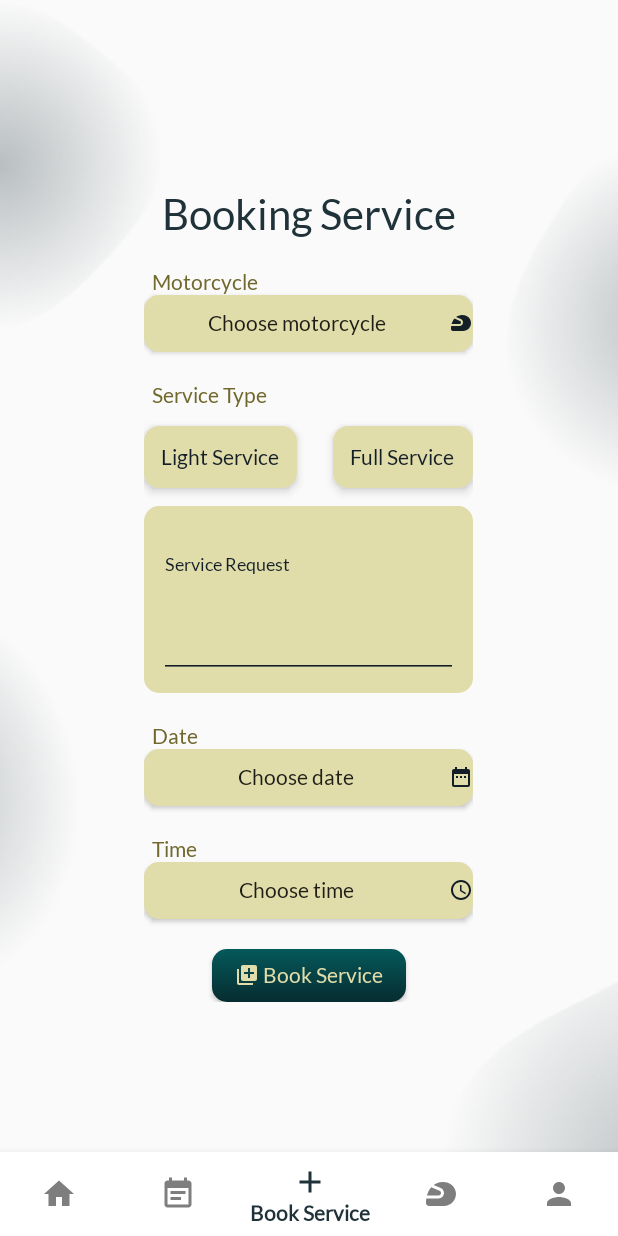
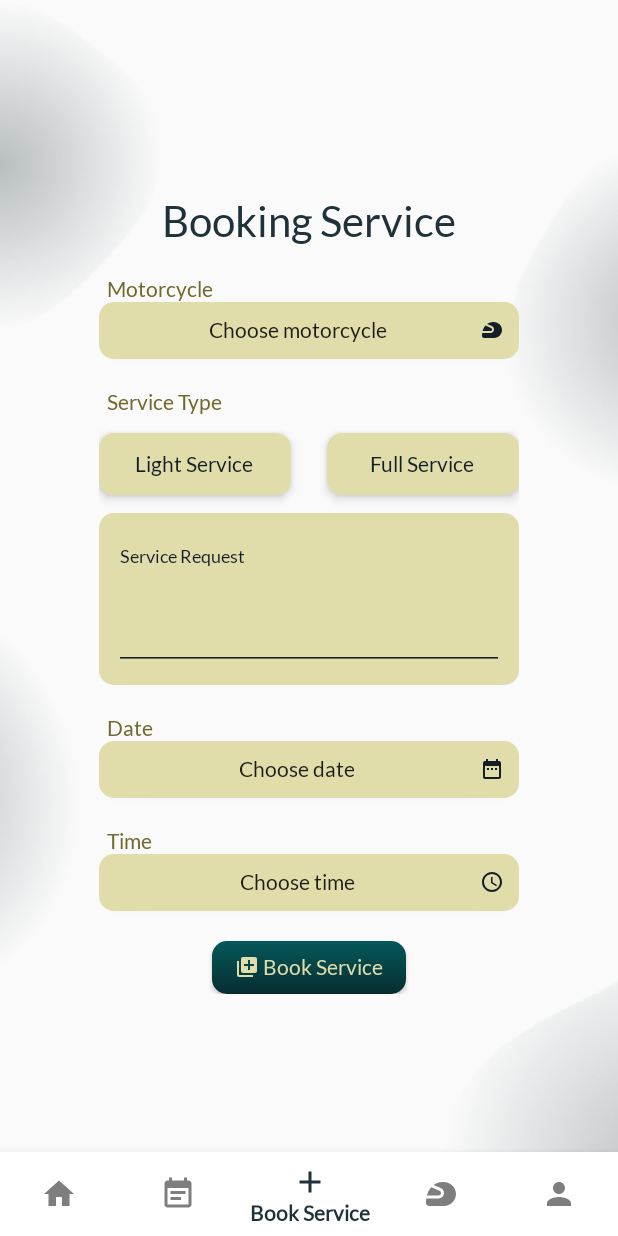
Before and after one commit to leonardo-lim/fixcycle, an Android app: the screen it shows after launch (MainActivity), item 3 of the bottom bar chosen, on a phone screen of 412 x 824 dp. Run offline under Robolectric (Android 15) with nearby library versions, the phone set to English and light mode, and no system bars.

Commit message:
Fix book service fragment layout

```diff
--- a/app/src/main/res/layout/fragment_book_service.xml
+++ b/app/src/main/res/layout/fragment_book_service.xml
@@ -11,7 +11,7 @@
         android:layout_height="match_parent">
 
         <androidx.constraintlayout.widget.ConstraintLayout
-            android:layout_width="wrap_content"
+            android:layout_width="280dp"
             android:layout_height="wrap_content"
             android:layout_gravity="center"
             android:focusable="true"
@@ -41,7 +41,7 @@
                 app:layout_constraintTop_toBottomOf="@+id/booking_text" />
 
             <Button
-                android:layout_width="0dp"
+                android:layout_width="match_parent"
                 android:layout_height="38dp"
                 android:id="@+id/motorcycle_choose_btn"
                 android:text="Choose motorcycle"
@@ -50,6 +50,7 @@
                 android:drawableEnd="@drawable/dark_navy_ic_baseline_sports_motorsports_16"
                 android:textAllCaps="false"
                 android:layout_weight="1"
+                android:paddingHorizontal="10dp"
                 app:layout_constraintTop_toBottomOf="@id/motorcycle_choose_text"
                 app:layout_constraintStart_toStartOf="parent"
                 app:layout_constraintEnd_toEndOf="parent"
@@ -83,9 +84,10 @@
                     android:background="@drawable/button_selector"
                     android:textColor="@drawable/text_color_button_selector"
                     android:button="@android:color/transparent"
-                    android:padding="12dp"
+                    android:textAlignment="center"
+                    android:paddingVertical="12dp"
                     android:layout_weight="1"
-                    android:layout_marginRight="12dp"
+                    android:layout_marginEnd="12dp"
                     android:layout_marginTop="12dp"
                     android:layout_marginBottom="12dp"/>
                 <RadioButton
@@ -96,9 +98,10 @@
                     android:textColor="@drawable/text_color_button_selector"
                     android:background="@drawable/button_selector"
                     android:button="@android:color/transparent"
-                    android:padding="12dp"
+                    android:textAlignment="center"
+                    android:paddingVertical="12dp"
                     android:layout_weight="1"
-                    android:layout_marginLeft="12dp"
+                    android:layout_marginStart="12dp"
                     android:layout_marginTop="12dp"
                     android:layout_marginBottom="12dp"/>
             </RadioGroup>
@@ -110,7 +113,8 @@
                 android:textColor="@color/dark_navy"
                 android:textColorHint="@color/dark_navy"
                 android:background="@drawable/button_selector"
-                android:padding="10dp"
+                android:paddingHorizontal="10dp"
+                android:paddingBottom="10dp"
                 app:layout_constraintTop_toBottomOf="@+id/service_type_radio"
                 app:layout_constraintStart_toStartOf="parent"
                 app:layout_constraintEnd_toEndOf="parent">
@@ -149,6 +153,7 @@
                 android:id="@+id/service_date_btn"
                 android:text="Choose date"
                 android:elevation="4dp"
+                android:paddingHorizontal="10dp"
                 android:background="@drawable/button_selector"
                 android:drawableEnd="@drawable/dark_navy_ic_baseline_date_range_16"
                 android:textAllCaps="false"
@@ -175,6 +180,7 @@
                 android:id="@+id/service_time_btn"
                 android:text="Choose time"
                 android:elevation="4dp"
+                android:paddingHorizontal="10dp"
                 android:background="@drawable/button_selector"
                 android:textAllCaps="false"
                 android:layout_weight="1"
```
